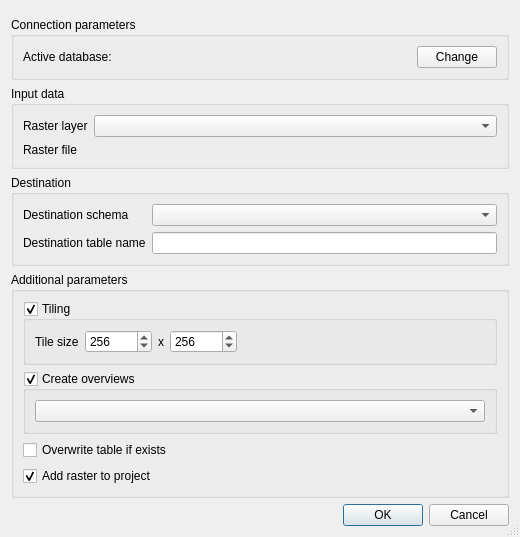
Old version of the form ImportRaster/UI/import_raster_ui.ui in the repository eryk918/postgis_toolbox.
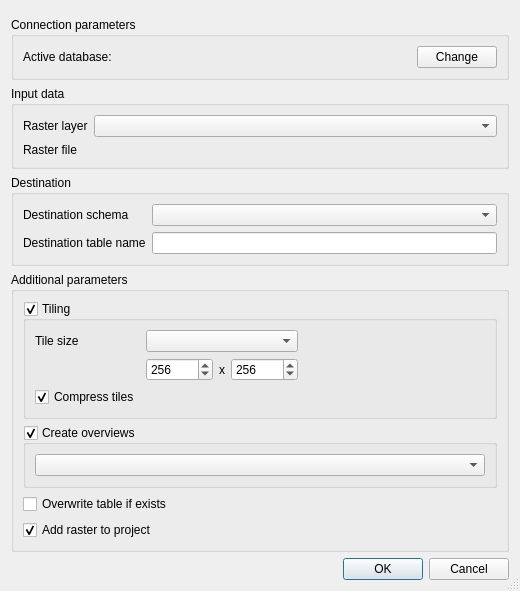
New version of the form. Custom widgets are drawn as their Qt base class.

Commit message: Registry tools, SQL log and faster raster import

What changed in the file:
```diff
--- a/ImportRaster/UI/import_raster_ui.ui
+++ b/ImportRaster/UI/import_raster_ui.ui
@@ -7,7 +7,7 @@
     <x>0</x>
     <y>0</y>
     <width>520</width>
-    <height>520</height>
+    <height>531</height>
    </rect>
   </property>
   <property name="windowTitle">
@@ -134,14 +134,9 @@
         <property name="checked">
          <bool>true</bool>
         </property>
-        <layout class="QHBoxLayout" name="tiling_layout">
-         <item>
-          <widget class="QLabel" name="tile_size_label">
-           <property name="text">
-            <string>Tile size</string>
-           </property>
-          </widget>
-         </item>
+        <layout class="QGridLayout" name="gridLayout">
+         <item row="2" column="1">
+          <layout class="QHBoxLayout" name="horizontalLayout_3">
          <item>
           <widget class="QSpinBox" name="raster_tile_width_spinbox">
            <property name="minimum">
@@ -175,7 +170,16 @@
            </property>
           </widget>
          </item>
-         <item>
+          </layout>
+         </item>
+         <item row="0" column="0" rowspan="2">
+          <widget class="QLabel" name="tile_size_label">
+           <property name="text">
+            <string>Tile size</string>
+           </property>
+          </widget>
+         </item>
+         <item row="1" column="6">
           <spacer name="tiling_spacer">
            <property name="orientation">
             <enum>Qt::Horizontal</enum>
@@ -188,6 +192,22 @@
            </property>
           </spacer>
          </item>
+         <item row="0" column="1" rowspan="2">
+          <widget class="QComboBox" name="tile_preset_cbbx"/>
+         </item>
+         <item row="3" column="0">
+          <widget class="QCheckBox" name="compress_chkbox">
+           <property name="toolTip">
+            <string>Compress tiles with LZW before sending them to the server</string>
+           </property>
+           <property name="text">
+            <string>Compress tiles</string>
+           </property>
+           <property name="checked">
+            <bool>true</bool>
+           </property>
+          </widget>
+         </item>
         </layout>
        </widget>
       </item>
```
Left out of the diff: 12 changed lines with no effect on the pictures. Lines whose indentation alone changed are shown as unchanged. The commit also changes 29 other files.
